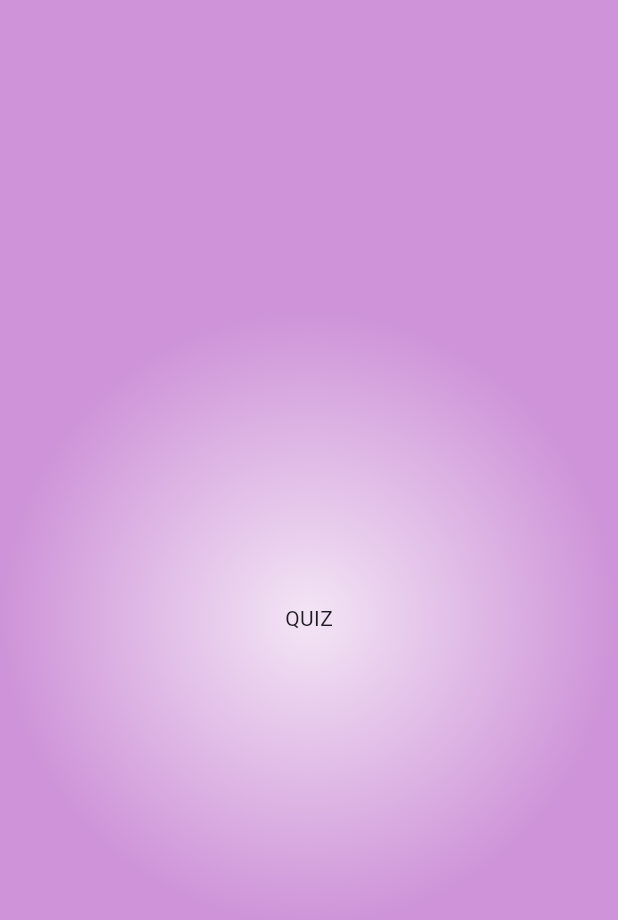
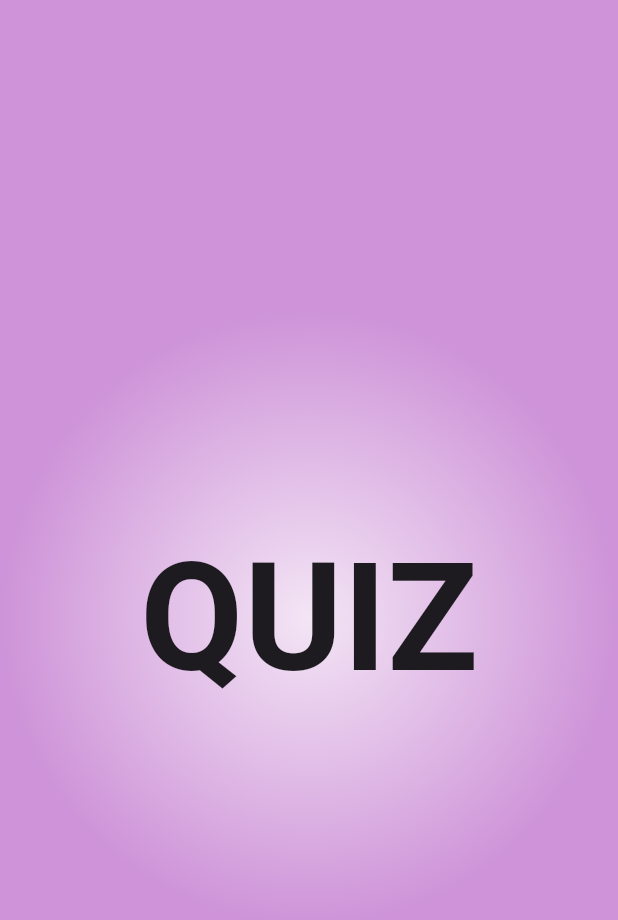
Before and after one commit to sohasara/Quiz-App, a Flutter app: the screen it shows after launch, on a phone screen of 412 x 824 dp. Shown: the top 920 px of the screen. Run offline on Flutter 3.47's test engine with Material 3 defaults, Android fonts, the phone set to English and light mode, and no system bars; our stand-ins replace flutter_riverpod.

Commit message:
resize the size

```diff
--- a/lib/ui/splash_page/splash.dart
+++ b/lib/ui/splash_page/splash.dart
@@ -18,10 +18,15 @@ class SplashPage extends StatelessWidget {
           ),
         ),
         child: const Column(
-          //crossAxisAlignment: CrossAxisAlignment.center,
           mainAxisAlignment: MainAxisAlignment.center,
           children: [
-            Text('QUIZ'),
+            Text(
+              'QUIZ',
+              style: TextStyle(
+                fontSize: 100,
+                fontWeight: FontWeight.bold,
+              ),
+            ),
           ],
         ),
       ),
```
